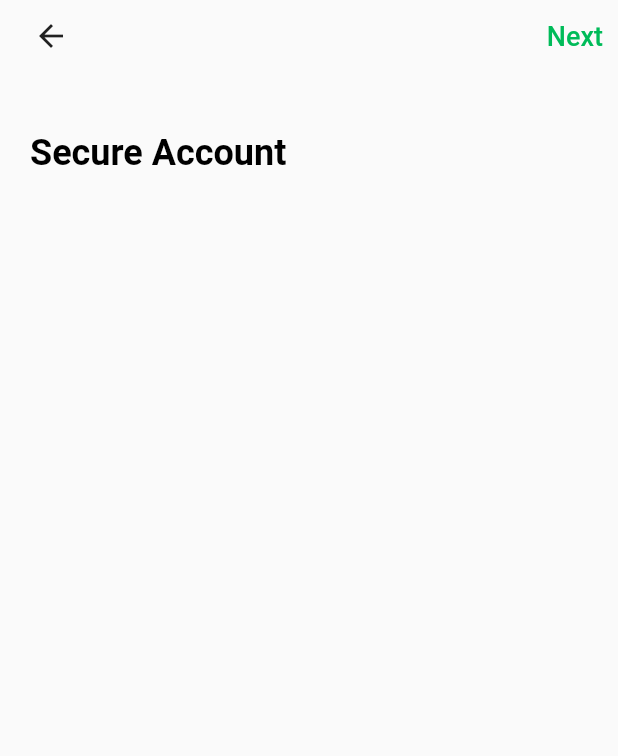
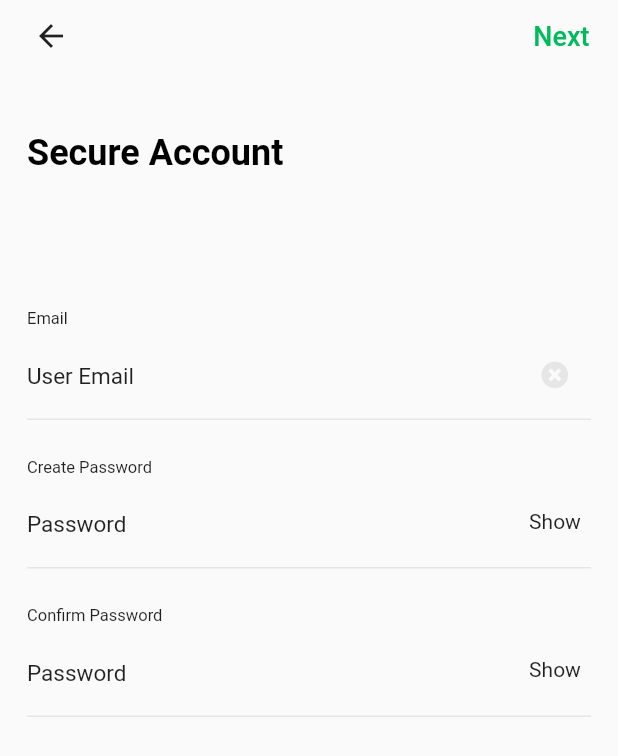
Before and after one commit to Davies-K/Soccer-Mobile-App, a Flutter app: the CreateAccountScreen screen opened directly, after a tap on "Next", on a phone screen of 412 x 824 dp. Shown: the top 756 px of the screen. Run offline on Flutter 3.47's test engine with Material 2 defaults, Android fonts, the phone set to English and light mode, and no system bars; our stand-ins replace font_awesome_flutter, get, google_fonts.

```diff
--- a/lib/src/Features/Onboarding/create_account_screen.dart
+++ b/lib/src/Features/Onboarding/create_account_screen.dart
@@ -2,12 +2,17 @@ import 'package:flutter/material.dart';
 import 'package:get/get.dart';
 import 'package:soccer_app/src/AppConfig/app_config.dart';
 import 'package:soccer_app/src/Features/Onboarding/secure_account_screen.dart';
+import 'package:soccer_app/src/widgets/Forms/labelled_form_input.dart';
 import 'package:soccer_app/src/widgets/Onboarding/app_auth_header.dart';
 import 'package:soccer_app/src/widgets/Shared/default_app_header.dart';
 import 'package:soccer_app/src/widgets/next_widget.dart';
 
 class CreateAccountScreen extends StatelessWidget {
-  const CreateAccountScreen({Key? key}) : super(key: key);
+  CreateAccountScreen({Key? key}) : super(key: key);
+
+  TextEditingController _nameController = new TextEditingController();
+  TextEditingController _firstNameController = new TextEditingController();
+  TextEditingController _lastNameController = new TextEditingController();
 
   @override
   Widget build(BuildContext context) {
@@ -23,8 +28,29 @@ class CreateAccountScreen extends StatelessWidget {
           ),
           AppSpaces.verticalSpace40,
           Padding(
-            padding: const EdgeInsets.only(left: 10),
-            child: AppAuthHeader(title: "Create Account"),
+            padding: const EdgeInsets.symmetric(horizontal: 8.0),
+            child:
+                Column(crossAxisAlignment: CrossAxisAlignment.start, children: [
+              AppAuthHeader(title: "Create Account"),
+              AppSpaces.verticalSpace80,
+              LabelledFormField(
+                  placeholder: "Username",
+                  keyboardType: "text",
+                  controller: _nameController,
+                  label: "User name"),
+              SizedBox(height: 15),
+              LabelledFormField(
+                  placeholder: "Firstname",
+                  keyboardType: "text",
+                  controller: _firstNameController,
+                  label: "First name"),
+              SizedBox(height: 15),
+              LabelledFormField(
+                  placeholder: "Lastname",
+                  keyboardType: "text",
+                  controller: _lastNameController,
+                  label: "Last name"),
+            ]),
           )
         ],
       ),
--- a/lib/src/Features/Onboarding/secure_account_screen.dart
+++ b/lib/src/Features/Onboarding/secure_account_screen.dart
@@ -1,11 +1,16 @@
 import 'package:flutter/material.dart';
 import 'package:soccer_app/src/AppConfig/app_config.dart';
+import 'package:soccer_app/src/widgets/Forms/labelled_form_input.dart';
 import 'package:soccer_app/src/widgets/Onboarding/app_auth_header.dart';
 import 'package:soccer_app/src/widgets/Shared/default_app_header.dart';
 import 'package:soccer_app/src/widgets/next_widget.dart';
 
 class SecureAccountScreen extends StatelessWidget {
-  const SecureAccountScreen({Key? key}) : super(key: key);
+  SecureAccountScreen({Key? key}) : super(key: key);
+
+  TextEditingController _emailController = new TextEditingController();
+  TextEditingController _passwdController = new TextEditingController();
+  TextEditingController _confPassController = new TextEditingController();
 
   @override
   Widget build(BuildContext context) {
@@ -21,8 +26,29 @@ class SecureAccountScreen extends StatelessWidget {
           ),
           AppSpaces.verticalSpace40,
           Padding(
-            padding: const EdgeInsets.only(left: 10),
-            child: AppAuthHeader(title: "Secure Account"),
+            padding: const EdgeInsets.symmetric(horizontal: 8.0),
+            child:
+                Column(crossAxisAlignment: CrossAxisAlignment.start, children: [
+              AppAuthHeader(title: "Secure Account"),
+              AppSpaces.verticalSpace80,
+              LabelledFormField(
+                  placeholder: "User Email",
+                  keyboardType: "text",
+                  controller: _emailController,
+                  label: "Email"),
+              SizedBox(height: 15),
+              LabelledFormField(
+                  placeholder: "Password",
+                  keyboardType: "text",
+                  controller: _passwdController,
+                  label: "Create Password"),
+              SizedBox(height: 15),
+              LabelledFormField(
+                  placeholder: "Password",
+                  keyboardType: "text",
+                  controller: _confPassController,
+                  label: "Confirm Password"),
+            ]),
           )
         ],
       ),
--- /dev/null
+++ b/lib/src/widgets/Forms/labelled_form_input.dart
@@ -0,0 +1,120 @@
+import 'package:flutter/material.dart';
+import 'package:font_awesome_flutter/font_awesome_flutter.dart';
+import 'package:soccer_app/src/AppConfig/app_config.dart';
+
+class LabelledFormField extends StatefulWidget {
+  final String label;
+  final String placeholder;
+  final String? value;
+  final String keyboardType;
+  final TextEditingController controller;
+  const LabelledFormField(
+      {Key? key,
+      required this.placeholder,
+      required this.keyboardType,
+      required this.controller,
+      required this.label,
+      this.value})
+      : super(key: key);
+
+  @override
+  _LabelledFormFieldState createState() => _LabelledFormFieldState();
+}
+
+class _LabelledFormFieldState extends State<LabelledFormField> {
+  bool showLabel = false;
+  late FocusNode _focusNode;
+  bool _obscureText = false;
+
+  @override
+  void initState() {
+    super.initState();
+    _focusNode = new FocusNode();
+    _obscureText = (widget.placeholder == "Password") ? true : false;
+    // listen to focus changes
+    _focusNode.addListener(() {
+      setState(() {
+        showLabel = _focusNode.hasFocus ? true : false;
+      });
+    });
+  }
+
+  @override
+  Widget build(BuildContext context) {
+    return Column(
+      mainAxisAlignment: MainAxisAlignment.start,
+      crossAxisAlignment: CrossAxisAlignment.start,
+      children: [
+        AppSpaces.verticalSpace10,
+        AnimatedOpacity(
+          opacity: 1.0,
+          duration: const Duration(milliseconds: 500),
+          child: Text(widget.label,
+              textAlign: TextAlign.left,
+              style: Theme.of(context)
+                  .textTheme
+                  .subtitle1!
+                  .copyWith(fontSize: 11)),
+        ),
+        TextFormField(
+          controller: widget.controller,
+          focusNode: _focusNode,
+          style: Theme.of(context).textTheme.bodyText1!.copyWith(
+                fontWeight: FontWeight.bold,
+                fontSize: 18,
+              ),
+
+          keyboardType: widget.keyboardType == "text"
+              ? TextInputType.text
+              : TextInputType.number,
+          //initialValue: initialValue,
+          obscureText: widget.placeholder == 'Password' ||
+                  widget.placeholder == 'Choose a password'
+              ? _obscureText
+              : false,
+
+          decoration: InputDecoration(
+              contentPadding: EdgeInsets.symmetric(
+                horizontal: 0,
+                vertical: 20,
+              ),
+              suffixIcon: widget.placeholder == "Password"
+                  ? InkWell(
+                      onTap: () {
+                        setState(() {
+                          _obscureText = !_obscureText;
+                        });
+                      },
+                      child: Padding(
+                        padding: const EdgeInsets.only(top: 15.0),
+                        child: Text(
+                          _obscureText ? "Show" : "Hide",
+                          style: TextStyle(), textAlign: TextAlign.center,
+                          //size: 15.0,
+                        ),
+                      ))
+                  : InkWell(
+                      onTap: () {
+                        widget.controller.text = "";
+                      },
+                      child: Icon(FontAwesomeIcons.solidTimesCircle,
+                          size: 18, color: AppColors.appGrey),
+                    ),
+              hintText: showLabel ? "" : widget.placeholder,
+              hintStyle: Theme.of(context).textTheme.subtitle1!.copyWith(
+                    fontSize: 15,
+                  ),
+              filled: false,
+              enabledBorder: UnderlineInputBorder(
+                borderSide: BorderSide(color: AppColors.appGrey),
+              ),
+              focusedBorder: UnderlineInputBorder(
+                borderSide: BorderSide(color: AppColors.appGreen),
+              ),
+              border: UnderlineInputBorder(
+                  borderSide: BorderSide(color: Colors.green))),
+        ),
+      ],
+    );
+  }
+}
--- a/lib/src/widgets/Onboarding/app_auth_header.dart
+++ b/lib/src/widgets/Onboarding/app_auth_header.dart
@@ -11,6 +11,7 @@ class AppAuthHeader extends StatelessWidget {
       style: Theme.of(context).textTheme.headline5!.copyWith(
           fontWeight: FontWeight.bold,
           color: Theme.of(context).colorScheme.onSurface),
+      textAlign: TextAlign.start,
     );
   }
 }
--- a/lib/src/widgets/next_widget.dart
+++ b/lib/src/widgets/next_widget.dart
@@ -9,7 +9,7 @@ class NextWidget extends StatelessWidget {
   Widget build(BuildContext context) {
     return InkWell(
       onTap: onNextTapped,
-      child: Text("Next",
+      child: Text("Next  ",
           style: Theme.of(context)
               .textTheme
               .bodyText1!
--- a/pubspec.yaml
+++ b/pubspec.yaml
@@ -16,6 +16,7 @@ dependencies:
     sdk: flutter
   get: ^4.3.8
   google_fonts: ^2.1.0
+  font_awesome_flutter:
 
 
 dev_dependencies:
```
Also changed, not shown: pubspec.lock.
